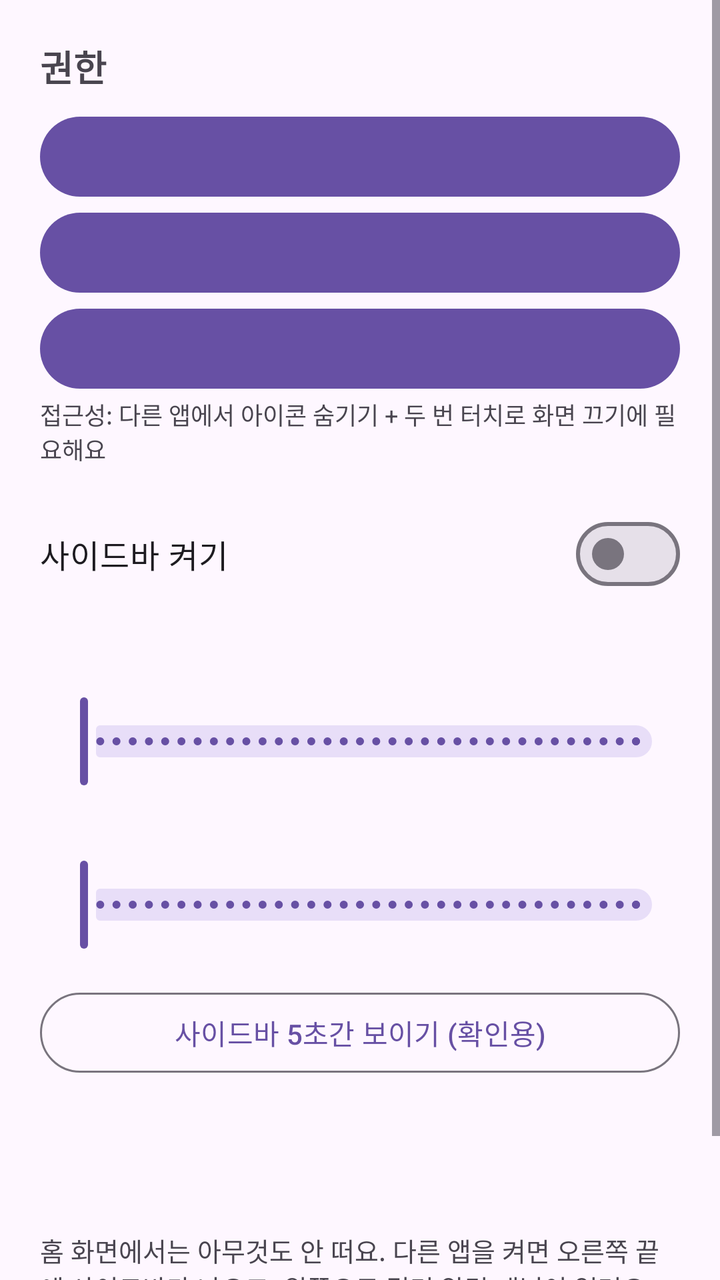
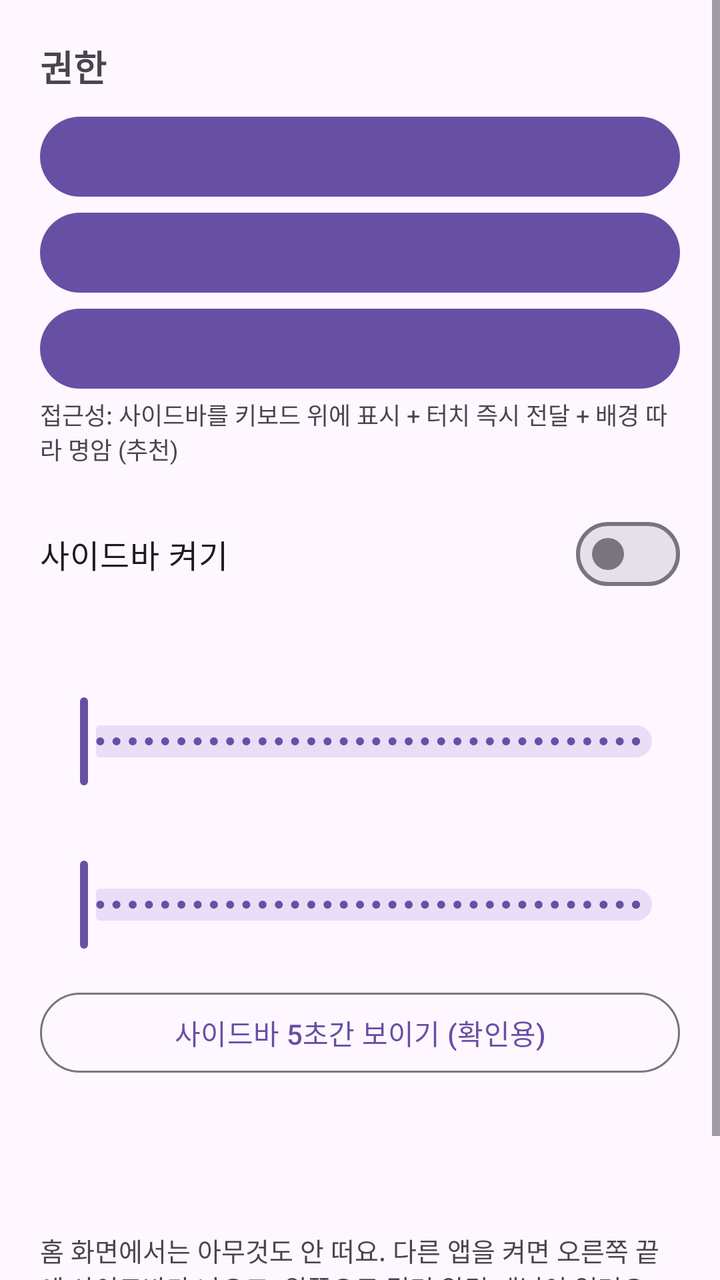

An Android layout rendered at two revisions. The XML below is the earlier revision; the diff shows what the commit changed to produce the second picture.
<!-- AndroidManifest.xml: application theme Theme.NotiPanel -->
<!-- res/layout/activity_settings.xml -->
<?xml version="1.0" encoding="utf-8"?>
<ScrollView xmlns:android="http://schemas.android.com/apk/res/android"
    android:layout_width="match_parent"
    android:layout_height="match_parent">

    <LinearLayout
        android:layout_width="match_parent"
        android:layout_height="wrap_content"
        android:orientation="vertical"
        android:padding="20dp">

        <TextView
            android:layout_width="wrap_content"
            android:layout_height="wrap_content"
            android:text="권한"
            android:textSize="18sp"
            android:textStyle="bold" />

        <com.google.android.material.button.MaterialButton
            android:id="@+id/btnOverlay"
            android:layout_width="match_parent"
            android:layout_height="wrap_content"
            android:layout_marginTop="8dp" />

        <com.google.android.material.button.MaterialButton
            android:id="@+id/btnListener"
            android:layout_width="match_parent"
            android:layout_height="wrap_content" />

        <com.google.android.material.button.MaterialButton
            android:id="@+id/btnA11y"
            android:layout_width="match_parent"
            android:layout_height="wrap_content" />

        <TextView
            android:layout_width="wrap_content"
            android:layout_height="wrap_content"
            android:text="접근성: 다른 앱에서 아이콘 숨기기 + 두 번 터치로 화면 끄기에 필요해요"
            android:textSize="12sp" />

        <com.google.android.material.materialswitch.MaterialSwitch
            android:id="@+id/swEnable"
            android:layout_width="match_parent"
            android:layout_height="wrap_content"
            android:layout_marginTop="20dp"
            android:text="사이드바 켜기"
            android:textSize="16sp" />

        <TextView
            android:id="@+id/lblOpacity"
            android:layout_width="wrap_content"
            android:layout_height="wrap_content"
            android:layout_marginTop="24dp"
            android:textSize="16sp" />

        <com.google.android.material.slider.Slider
            android:id="@+id/slOpacity"
            android:layout_width="match_parent"
            android:layout_height="wrap_content"
            android:stepSize="1"
            android:valueFrom="50"
            android:valueTo="100" />

        <TextView
            android:id="@+id/lblBlur"
            android:layout_width="wrap_content"
            android:layout_height="wrap_content"
            android:layout_marginTop="12dp"
            android:textSize="16sp" />

        <com.google.android.material.slider.Slider
            android:id="@+id/slBlur"
            android:layout_width="match_parent"
            android:layout_height="wrap_content"
            android:stepSize="1"
            android:valueFrom="0"
            android:valueTo="150" />
        <com.google.android.material.button.MaterialButton
            android:id="@+id/btnTest"
            style="@style/Widget.Material3.Button.OutlinedButton"
            android:layout_width="match_parent"
            android:layout_height="wrap_content"
            android:layout_marginTop="16dp"
            android:text="사이드바 5초간 보이기 (확인용)" />

        <TextView
            android:id="@+id/homeInfo"
            android:layout_width="wrap_content"
            android:layout_height="wrap_content"
            android:layout_marginTop="16dp"
            android:textSize="13sp" />

        <TextView
            android:id="@+id/blurInfo"
            android:layout_width="wrap_content"
            android:layout_height="wrap_content"
            android:layout_marginTop="16dp"
            android:textSize="13sp" />

        <TextView
            android:layout_width="wrap_content"
            android:layout_height="wrap_content"
            android:layout_marginTop="8dp"
            android:text="홈 화면에서는 아무것도 안 떠요.
다른 앱을 켜면 오른쪽 끝에 사이드바가 나오고, 왼쪽으로 밀면 알림 패널이 열려요."
            android:textSize="13sp" />

        <TextView
            android:layout_width="match_parent"
            android:layout_height="wrap_content"
            android:layout_marginTop="32dp"
            android:gravity="center"
            android:text="Powered By LeSeraphim"
            android:textSize="12sp" />
    </LinearLayout>
</ScrollView>
<!-- resources referenced by this layout -->
<resources>
  <style name="Theme.NotiPanel" parent="Theme.Material3.DayNight" />
</resources>

<!-- the commit's change to res/layout/activity_settings.xml (unified diff, before → after) -->
@@ -35,7 +35,7 @@
         <TextView
             android:layout_width="wrap_content"
             android:layout_height="wrap_content"
-            android:text="접근성: 다른 앱에서 아이콘 숨기기 + 두 번 터치로 화면 끄기에 필요해요"
+            android:text="접근성: 사이드바를 키보드 위에 표시 + 터치 즉시 전달 + 배경 따라 명암 (추천)"
             android:textSize="12sp" />
 
         <com.google.android.material.materialswitch.MaterialSwitch
